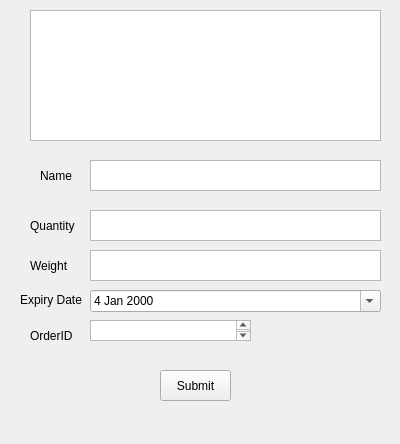
Before: the Qt Designer form root/UI/driverAdd.ui in seb246810/KryoFridge, drawn with Qt 5.
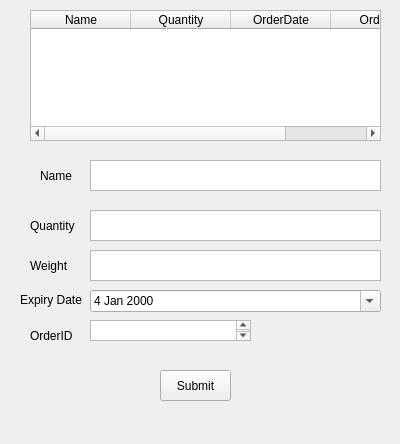
After: the same form once the commit is applied.

Commit message: Driver can add from head chef order

Patch:
```diff
--- a/root/UI/driverAdd.ui
+++ b/root/UI/driverAdd.ui
@@ -84,6 +84,26 @@
      <height>131</height>
     </rect>
    </property>
+   <column>
+    <property name="text">
+     <string>Name</string>
+    </property>
+   </column>
+   <column>
+    <property name="text">
+     <string>Quantity</string>
+    </property>
+   </column>
+   <column>
+    <property name="text">
+     <string>OrderDate</string>
+    </property>
+   </column>
+   <column>
+    <property name="text">
+     <string>OrderID</string>
+    </property>
+   </column>
   </widget>
   <widget class="QTextEdit" name="quantityfield">
    <property name="geometry">
```
The commit also changes 10 other files.
